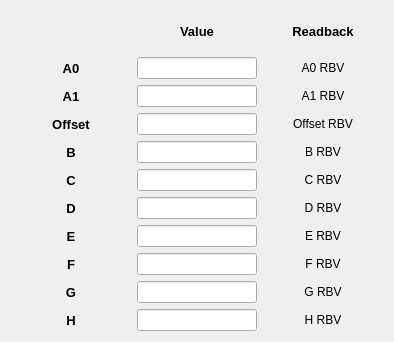
Above: blenApp/ui/blen_coef_instr.ui from slaclab/BunchLengthMonitor before the change. Below: the same form after it.
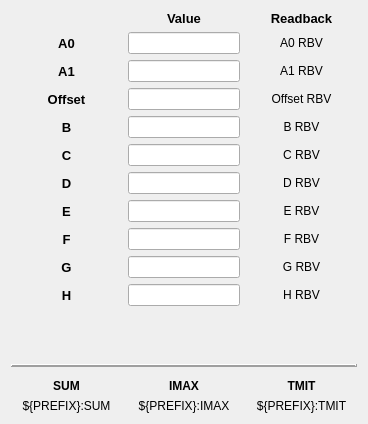
That is the form after the change. Custom widgets are drawn as their Qt base class.

Commit message: Added Sum, IMAX, and TMIT indicators to the coefficients screen

```diff
--- a/blenApp/ui/blen_coef_instr.ui
+++ b/blenApp/ui/blen_coef_instr.ui
@@ -6,8 +6,8 @@
    <rect>
     <x>0</x>
     <y>0</y>
-    <width>394</width>
-    <height>342</height>
+    <width>368</width>
+    <height>424</height>
    </rect>
   </property>
   <property name="windowTitle">
@@ -728,6 +728,138 @@
      </item>
     </layout>
    </item>
+   <item>
+    <spacer name="verticalSpacer">
+     <property name="orientation">
+      <enum>Qt::Vertical</enum>
+     </property>
+     <property name="sizeType">
+      <enum>QSizePolicy::Expanding</enum>
+     </property>
+     <property name="sizeHint" stdset="0">
+      <size>
+       <width>20</width>
+       <height>40</height>
+      </size>
+     </property>
+    </spacer>
+   </item>
+   <item>
+    <widget class="QFrame" name="frame">
+     <property name="frameShape">
+      <enum>QFrame::HLine</enum>
+     </property>
+     <property name="frameShadow">
+      <enum>QFrame::Raised</enum>
+     </property>
+     <property name="lineWidth">
+      <number>2</number>
+     </property>
+    </widget>
+   </item>
+   <item>
+    <widget class="QWidget" name="blank_space" native="true"/>
+   </item>
+   <item>
+    <layout class="QGridLayout" name="daqLayout">
+     <item row="0" column="0">
+      <widget class="QLabel" name="sum_lbl">
+       <property name="font">
+        <font>
+         <weight>75</weight>
+         <bold>true</bold>
+        </font>
+       </property>
+       <property name="text">
+        <string>SUM</string>
+       </property>
+       <property name="alignment">
+        <set>Qt::AlignCenter</set>
+       </property>
+      </widget>
+     </item>
+     <item row="0" column="1">
+      <widget class="QLabel" name="imax_lbl">
+       <property name="font">
+        <font>
+         <weight>75</weight>
+         <bold>true</bold>
+        </font>
+       </property>
+       <property name="text">
+        <string>IMAX</string>
+       </property>
+       <property name="alignment">
+        <set>Qt::AlignCenter</set>
+       </property>
+      </widget>
+     </item>
+     <item row="0" column="2">
+      <widget class="QLabel" name="tmit_lbl">
+       <property name="font">
+        <font>
+         <weight>75</weight>
+         <bold>true</bold>
+        </font>
+       </property>
+       <property name="text">
+        <string>TMIT</string>
+       </property>
+       <property name="alignment">
+        <set>Qt::AlignCenter</set>
+       </property>
+      </widget>
+     </item>
+     <item row="1" column="0">
+      <widget class="PyDMLabel" name="sum">
+       <property name="toolTip">
+        <string/>
+       </property>
+       <property name="text">
+        <string>${PREFIX}:SUM</string>
+       </property>
+       <property name="alignment">
+        <set>Qt::AlignCenter</set>
+       </property>
+       <property name="channel" stdset="0">
+        <string>ca://${PREFIX}:SUM</string>
+       </property>
+      </widget>
+     </item>
+     <item row="1" column="1">
+      <widget class="PyDMLabel" name="imax">
+       <property name="toolTip">
+        <string/>
+       </property>
+       <property name="text">
+        <string>${PREFIX}:IMAX</string>
+       </property>
+       <property name="alignment">
+        <set>Qt::AlignCenter</set>
+       </property>
+       <property name="channel" stdset="0">
+        <string>ca://${PREFIX}:IMAX</string>
+       </property>
+      </widget>
+     </item>
+     <item row="1" column="2">
+      <widget class="PyDMLabel" name="tmit">
+       <property name="toolTip">
+        <string/>
+       </property>
+       <property name="text">
+        <string>${PREFIX}:TMIT</string>
+       </property>
+       <property name="alignment">
+        <set>Qt::AlignCenter</set>
+       </property>
+       <property name="channel" stdset="0">
+        <string>ca://${PREFIX}:TMIT</string>
+       </property>
+      </widget>
+     </item>
+    </layout>
+   </item>
   </layout>
  </widget>
  <customwidgets>
```
